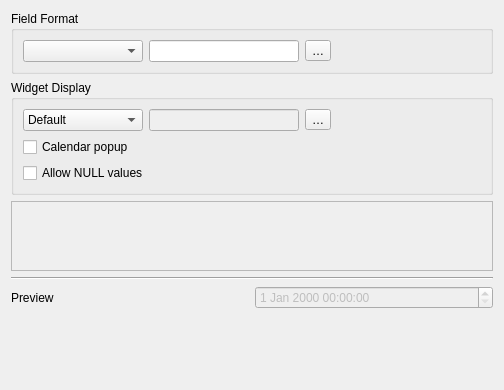
The window that src/ui/editorwidgets/qgsdatetimeeditconfig.ui (carsmie/QGIS) describes before a commit, drawn with Qt 5.
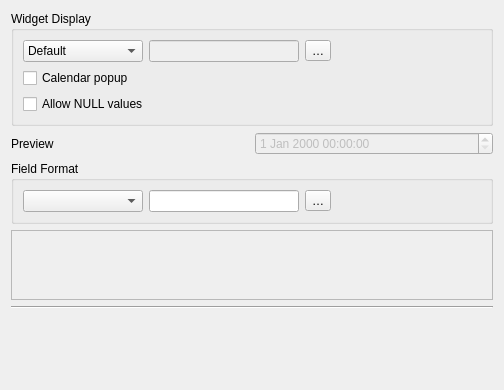
The same window after the commit. Icons and pictures are not drawn. Custom widgets are drawn as their Qt base class.

Commit message: rearrange that field format is below widget display, because most users are only interested in the Widget Display settings and are confused to be able to change the field format. This might help to resolve #43177

```diff
--- a/src/ui/editorwidgets/qgsdatetimeeditconfig.ui
+++ b/src/ui/editorwidgets/qgsdatetimeeditconfig.ui
@@ -14,7 +14,14 @@
    <string notr="true">Form</string>
   </property>
   <layout class="QGridLayout" name="gridLayout">
-   <item row="4" column="0">
+   <item row="9" column="0">
+    <widget class="Line" name="line">
+     <property name="orientation">
+      <enum>Qt::Horizontal</enum>
+     </property>
+    </widget>
+   </item>
+   <item row="5" column="0">
     <widget class="QgsScrollArea" name="mHelpScrollArea">
      <property name="sizePolicy">
       <sizepolicy hsizetype="Expanding" vsizetype="MinimumExpanding">
@@ -30,8 +37,8 @@
        <rect>
         <x>0</x>
         <y>0</y>
-        <width>478</width>
-        <height>971</height>
+        <width>484</width>
+        <height>68</height>
        </rect>
       </property>
       <layout class="QGridLayout" name="gridLayout_5">
@@ -52,82 +59,6 @@
      </widget>
     </widget>
    </item>
-   <item row="10" column="0">
-    <spacer name="verticalSpacer">
-     <property name="orientation">
-      <enum>Qt::Vertical</enum>
-     </property>
-     <property name="sizeHint" stdset="0">
-      <size>
-       <width>20</width>
-       <height>40</height>
-      </size>
-     </property>
-    </spacer>
-   </item>
-   <item row="8" column="0">
-    <widget class="Line" name="line">
-     <property name="orientation">
-      <enum>Qt::Horizontal</enum>
-     </property>
-    </widget>
-   </item>
-   <item row="0" column="0">
-    <widget class="QGroupBox" name="groupBox_2">
-     <property name="title">
-      <string>Field Format</string>
-     </property>
-     <layout class="QGridLayout" name="gridLayout_3">
-      <item row="0" column="0">
-       <widget class="QComboBox" name="mFieldFormatComboBox">
-        <property name="minimumSize">
-         <size>
-          <width>120</width>
-          <height>0</height>
-         </size>
-        </property>
-       </widget>
-      </item>
-      <item row="0" column="1">
-       <widget class="QLineEdit" name="mFieldFormatEdit">
-        <property name="enabled">
-         <bool>true</bool>
-        </property>
-       </widget>
-      </item>
-      <item row="0" column="3">
-       <spacer name="horizontalSpacer">
-        <property name="orientation">
-         <enum>Qt::Horizontal</enum>
-        </property>
-        <property name="sizeHint" stdset="0">
-         <size>
-          <width>40</width>
-          <height>20</height>
-         </size>
-        </property>
-       </spacer>
-      </item>
-      <item row="0" column="2">
-       <widget class="QToolButton" name="mFieldHelpToolButton">
-        <property name="text">
-         <string>…</string>
-        </property>
-        <property name="icon">
-         <iconset resource="../../../images/images.qrc">
-          <normaloff>:/images/themes/default/mActionHelpContents.svg</normaloff>:/images/themes/default/mActionHelpContents.svg</iconset>
-        </property>
-        <property name="checkable">
-         <bool>true</bool>
-        </property>
-        <property name="checked">
-         <bool>false</bool>
-        </property>
-       </widget>
-      </item>
-     </layout>
-    </widget>
-   </item>
    <item row="2" column="0">
     <widget class="QGroupBox" name="groupBox">
      <property name="title">
@@ -214,7 +145,79 @@
      </layout>
     </widget>
    </item>
-   <item row="9" column="0">
+   <item row="11" column="0">
+    <spacer name="verticalSpacer">
+     <property name="orientation">
+      <enum>Qt::Vertical</enum>
+     </property>
+     <property name="sizeHint" stdset="0">
+      <size>
+       <width>20</width>
+       <height>40</height>
+      </size>
+     </property>
+    </spacer>
+   </item>
+   <item row="4" column="0">
+    <widget class="QGroupBox" name="groupBox_2">
+     <property name="toolTip">
+      <string>The field format is intended for fields that are not of a date type and should otherwise be left at the default value. For the display of the date use the Widget Display. </string>
+     </property>
+     <property name="title">
+      <string>Field Format</string>
+     </property>
+     <layout class="QGridLayout" name="gridLayout_3">
+      <item row="0" column="0">
+       <widget class="QComboBox" name="mFieldFormatComboBox">
+        <property name="minimumSize">
+         <size>
+          <width>120</width>
+          <height>0</height>
+         </size>
+        </property>
+       </widget>
+      </item>
+      <item row="0" column="1">
+       <widget class="QLineEdit" name="mFieldFormatEdit">
+        <property name="enabled">
+         <bool>true</bool>
+        </property>
+       </widget>
+      </item>
+      <item row="0" column="3">
+       <spacer name="horizontalSpacer">
+        <property name="orientation">
+         <enum>Qt::Horizontal</enum>
+        </property>
+        <property name="sizeHint" stdset="0">
+         <size>
+          <width>40</width>
+          <height>20</height>
+         </size>
+        </property>
+       </spacer>
+      </item>
+      <item row="0" column="2">
+       <widget class="QToolButton" name="mFieldHelpToolButton">
+        <property name="text">
+         <string>…</string>
+        </property>
+        <property name="icon">
+         <iconset resource="../../../images/images.qrc">
+          <normaloff>:/images/themes/default/mActionHelpContents.svg</normaloff>:/images/themes/default/mActionHelpContents.svg</iconset>
+        </property>
+        <property name="checkable">
+         <bool>true</bool>
+        </property>
+        <property name="checked">
+         <bool>false</bool>
+        </property>
+       </widget>
+      </item>
+     </layout>
+    </widget>
+   </item>
+   <item row="3" column="0">
     <layout class="QHBoxLayout" name="horizontalLayout_3">
      <item>
       <widget class="QLabel" name="label">
```
Left out of the diff: 1 changed line with no effect on the pictures.
